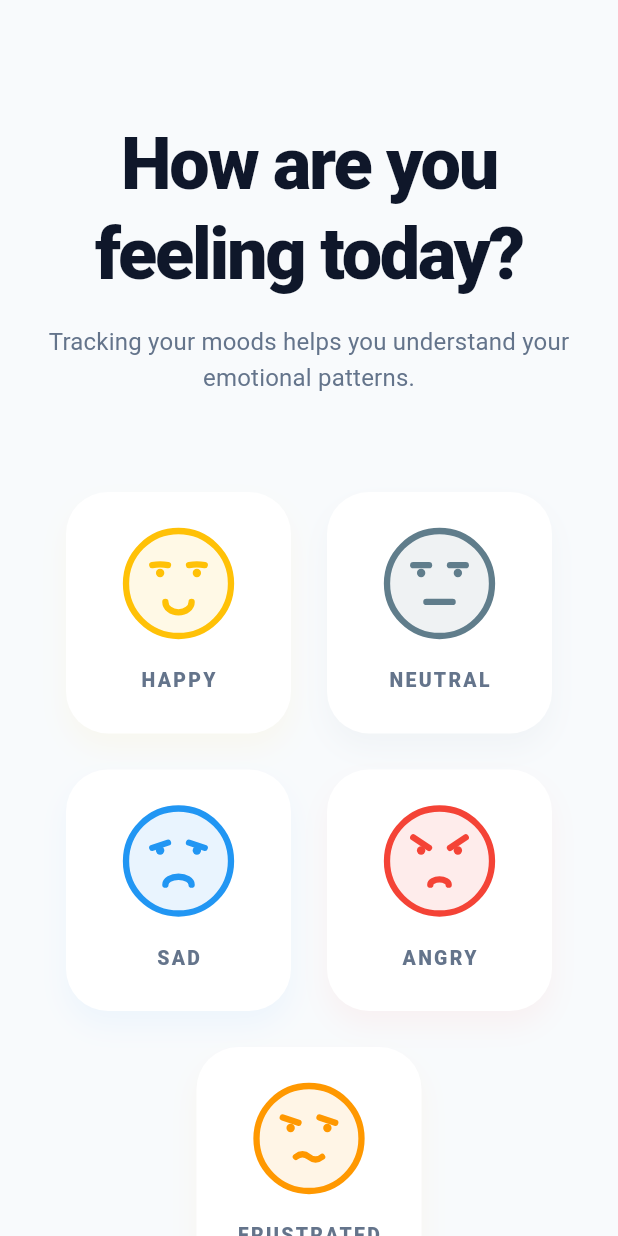
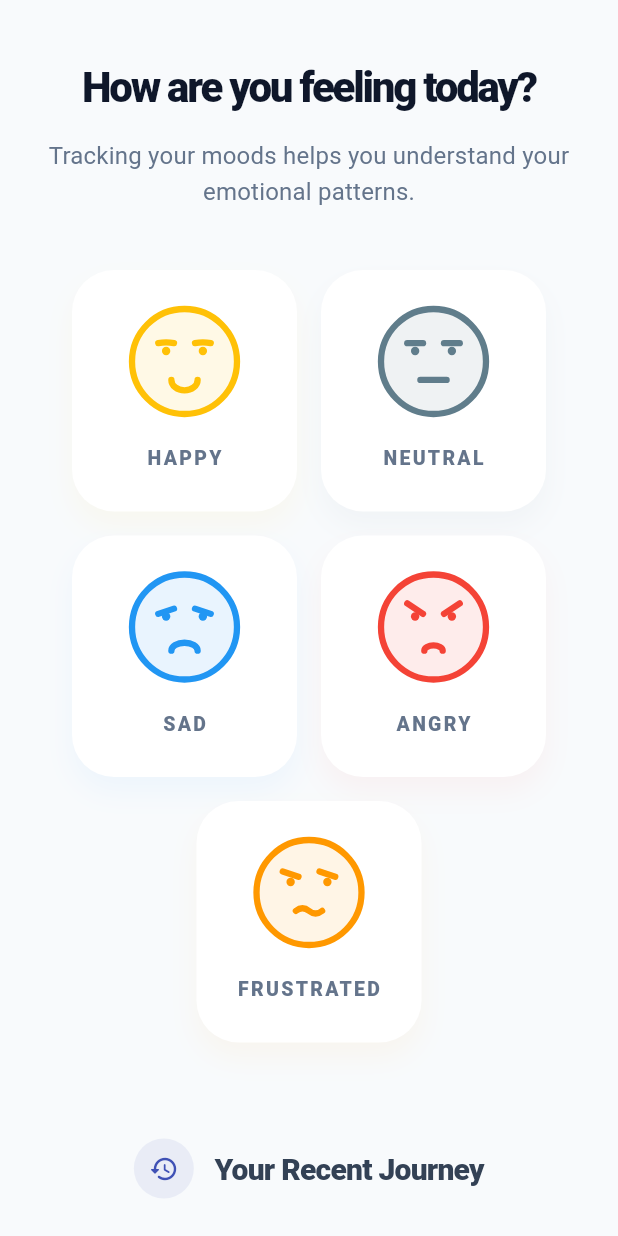
Before and after one commit to theayazsoomro/mood_tracker, a Flutter app: the screen it shows after launch, on a phone screen of 412 x 824 dp. Run offline on Flutter 3.47's test engine with Material 3 defaults, Android fonts, the phone set to English and light mode, and no system bars.

Commit message:
Add mood animations and responsive UI polish

```diff
--- a/lib/screens/home_screen.dart
+++ b/lib/screens/home_screen.dart
@@ -11,52 +11,68 @@ class HomeScreen extends StatelessWidget {
   @override
   Widget build(BuildContext context) {
     return Scaffold(
-      backgroundColor: const Color(0xFFF8FAFC), // Modern wellness soft background
+      backgroundColor: const Color(0xFFF8FAFC),
       body: SafeArea(
-        child: Center(
+        child: LayoutBuilder(
+          builder: (context, constraints) {
+            final isSmall = constraints.maxWidth < 600;
+            final horizontalPadding = isSmall ? 20.0 : 48.0;
+
+            return Center(
               child: ConstrainedBox(
-            constraints: const BoxConstraints(maxWidth: 1100),
+                constraints: const BoxConstraints(maxWidth: 1200),
                 child: CustomScrollView(
                   physics: const BouncingScrollPhysics(),
                   slivers: [
                     SliverToBoxAdapter(
                       child: Padding(
-                    padding: const EdgeInsets.fromLTRB(24, 80, 24, 64),
-                    child: _buildHeader(context),
+                        padding: EdgeInsets.fromLTRB(
+                          horizontalPadding,
+                          isSmall ? 40 : 80,
+                          horizontalPadding,
+                          isSmall ? 40 : 64,
+                        ),
+                        child: _buildHeader(context, isSmall),
                       ),
                     ),
                     SliverToBoxAdapter(
                       child: Padding(
-                    padding: const EdgeInsets.symmetric(horizontal: 24.0),
-                    child: _MoodSelectionSection(),
+                        padding: EdgeInsets.symmetric(horizontal: horizontalPadding),
+                        child: _MoodSelectionSection(isSmall: isSmall),
                       ),
                     ),
-                const SliverToBoxAdapter(child: SizedBox(height: 120)),
+                    SliverToBoxAdapter(
+                      child: SizedBox(height: isSmall ? 64 : 100),
+                    ),
                     SliverToBoxAdapter(
                       child: Padding(
-                    padding: const EdgeInsets.symmetric(horizontal: 24.0),
-                    child: _TimelineSection(),
+                        padding: EdgeInsets.symmetric(horizontal: horizontalPadding),
+                        child: _TimelineSection(isSmall: isSmall),
                       ),
                     ),
                     const SliverPadding(padding: EdgeInsets.only(bottom: 80)),
                   ],
                 ),
               ),
+            );
+          },
         ),
       ),
     );
   }
 
-  Widget _buildHeader(BuildContext context) {
+  Widget _buildHeader(BuildContext context, bool isSmall) {
     return Column(
       children: [
         Text(
           'How are you feeling today?',
           textAlign: TextAlign.center,
-          style: Theme.of(context).textTheme.headlineLarge?.copyWith(
+          style: (isSmall
+                  ? Theme.of(context).textTheme.headlineMedium
+                  : Theme.of(context).textTheme.displayMedium)
+              ?.copyWith(
             fontWeight: FontWeight.w900,
             color: const Color(0xFF0F172A),
-                fontSize: 48,
             letterSpacing: -1.5,
           ),
         ),
@@ -67,6 +83,7 @@ class HomeScreen extends StatelessWidget {
           style: Theme.of(context).textTheme.titleMedium?.copyWith(
                 color: const Color(0xFF64748B),
                 fontWeight: FontWeight.w400,
+                fontSize: isSmall ? 16 : 18,
                 height: 1.5,
               ),
         ),
@@ -76,13 +93,16 @@ class HomeScreen extends StatelessWidget {
 }
 
 class _MoodSelectionSection extends StatelessWidget {
+  final bool isSmall;
+  const _MoodSelectionSection({required this.isSmall});
+
   @override
   Widget build(BuildContext context) {
     final provider = Provider.of<MoodProvider>(context, listen: false);
 
     return Wrap(
-      spacing: 24,
-      runSpacing: 24,
+      spacing: isSmall ? 16 : 24,
+      runSpacing: isSmall ? 16 : 24,
       alignment: WrapAlignment.center,
       children: MoodType.values.map((type) {
         return MoodCard(
@@ -97,6 +117,9 @@ class _MoodSelectionSection extends StatelessWidget {
 }
 
 class _TimelineSection extends StatelessWidget {
+  final bool isSmall;
+  const _TimelineSection({required this.isSmall});
+
   @override
   Widget build(BuildContext context) {
     final entries = context.watch<MoodProvider>().entries;
@@ -122,6 +145,7 @@ class _TimelineSection extends StatelessWidget {
               style: Theme.of(context).textTheme.titleLarge?.copyWith(
                     fontWeight: FontWeight.w800,
                     color: const Color(0xFF334155),
+                    fontSize: isSmall ? 20 : 24,
                     letterSpacing: -0.5,
                   ),
             ),
@@ -129,14 +153,15 @@ class _TimelineSection extends StatelessWidget {
         ),
         const SizedBox(height: 48),
         SizedBox(
-          height: 110,
+          height: 180,
           child: Center(
             child: ListView.separated(
               shrinkWrap: true,
               scrollDirection: Axis.horizontal,
               physics: const BouncingScrollPhysics(),
+              padding: const EdgeInsets.symmetric(horizontal: 10, vertical: 20),
               itemCount: entries.length,
-              separatorBuilder: (_, __) => const SizedBox(width: 20),
+              separatorBuilder: (_, __) => const SizedBox(width: 16),
               itemBuilder: (context, index) {
                 return TimelineCard(entry: entries[index]);
               },
```
Also changed, not shown: lib/widgets/timeline_card.dart (+128 -40 lines). Lines whose indentation alone changed are shown as unchanged.
